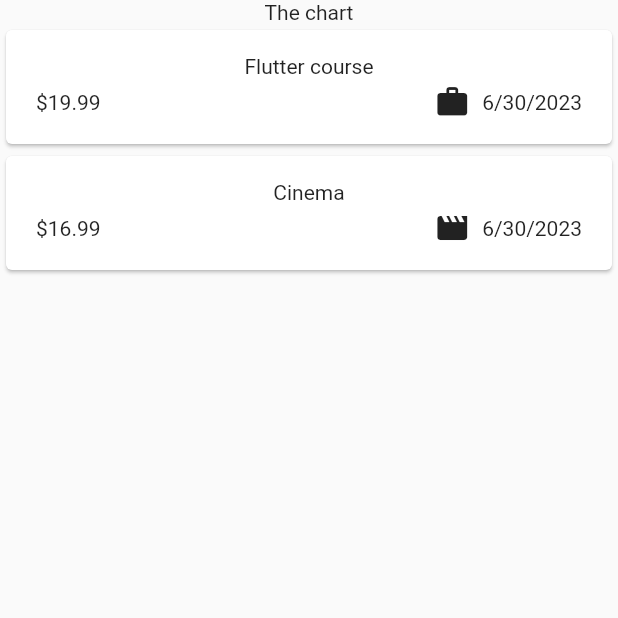
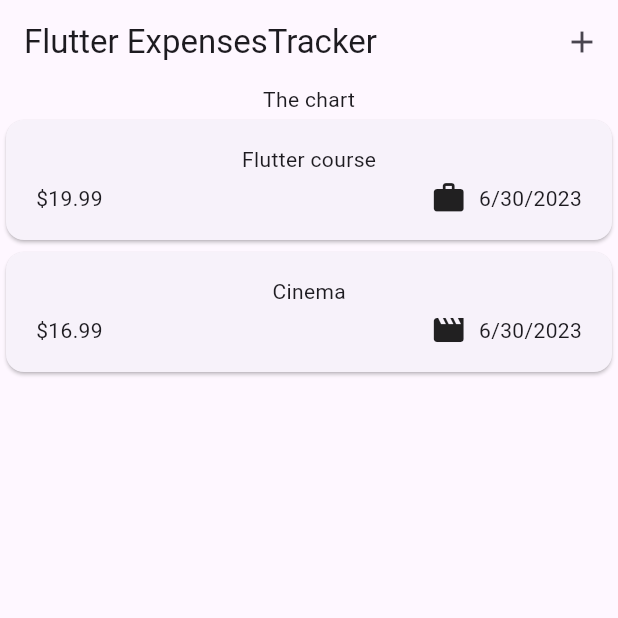
Before and after one commit to wemali05/expenses-tracker, a Flutter app: the Expenses screen opened directly, on a phone screen of 412 x 824 dp, the top half of it. Run offline on Flutter 3.47's test engine with Material 2 defaults, Android fonts, the phone set to English and light mode, and no system bars.

Commit message:
setting appbar with a title and icon

```diff
--- a/lib/main.dart
+++ b/lib/main.dart
@@ -3,8 +3,9 @@ import 'package:expense_tracker/widgets/expenses.dart';
 
 void main() {
   runApp(
-    const MaterialApp(
-      home: Expenses(),
+     MaterialApp(
+      theme: ThemeData(useMaterial3: true),
+      home: const Expenses(),
     ),
   );
 }
--- a/lib/expenses.dart
+++ b/lib/widgets/expenses.dart
@@ -17,19 +17,26 @@ class _ExpensesState extends State<Expenses> {
         title: 'Flutter course',
         amount: 19.99,
         date: DateTime.now(),
-      category: Category.work
-    ),
+        category: Category.work),
     Expense(
         title: 'Cinema',
         amount: 16.99,
         date: DateTime.now(),
-      category: Category.leisure
-    ),
+        category: Category.leisure),
   ];
 
   @override
   Widget build(BuildContext context) {
     return Scaffold(
+      appBar: AppBar(
+        title: const Text('Flutter ExpensesTracker'),
+        actions: [
+          IconButton(
+            onPressed: () {},
+            icon: const Icon(Icons.add),
+          ),
+        ],
+      ),
       body: Column(
         children: [
           const Text('The chart'),
```
Lines whose indentation alone changed are shown as unchanged.
